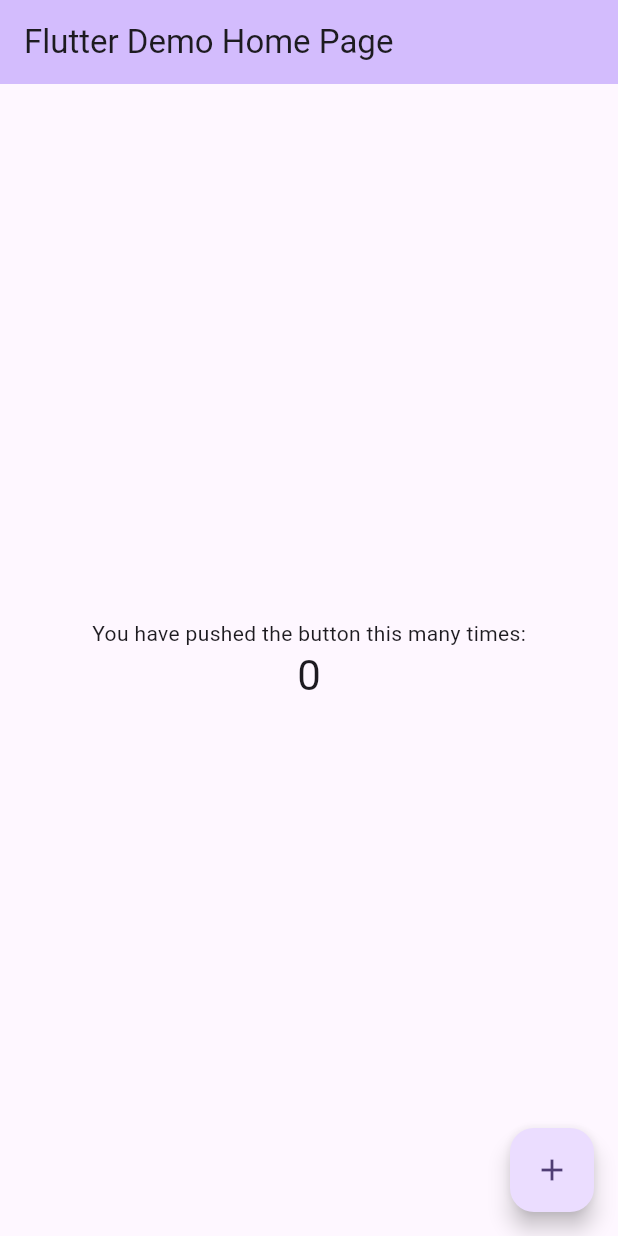
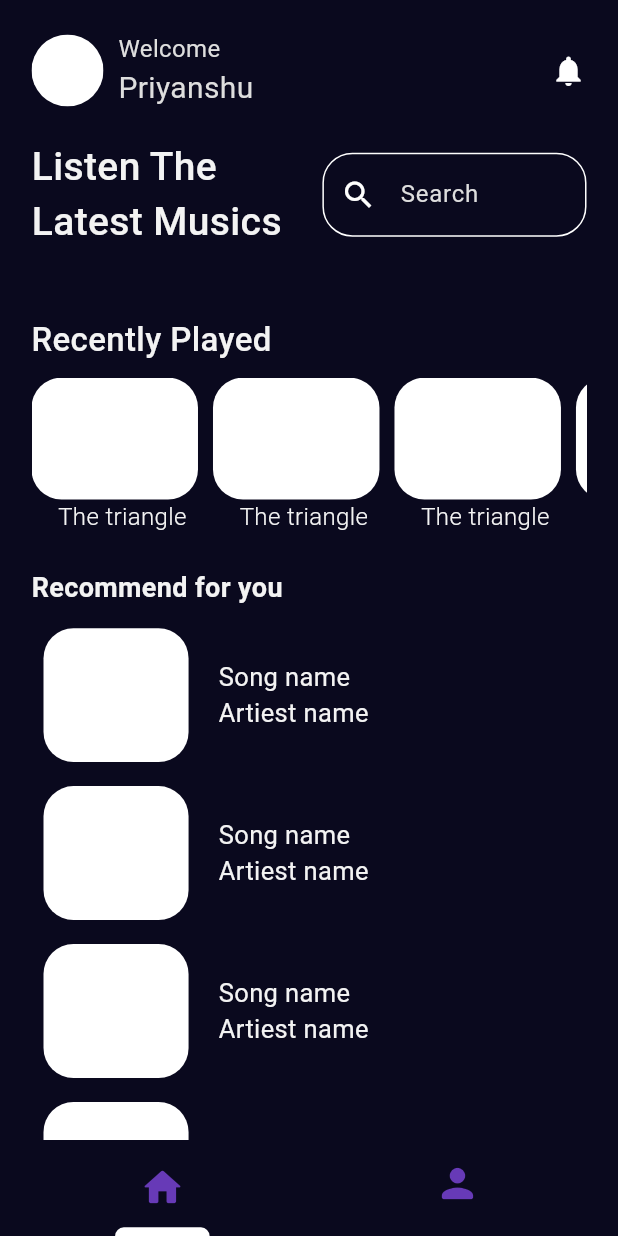
Before and after one commit to PS9757/music_app, a Flutter app: the screen it shows after launch, on a phone screen of 412 x 824 dp. Run offline on Flutter 3.47's test engine with Material 2 defaults, Android fonts, the phone set to English and light mode, and no system bars; our stand-ins replace firebase_auth, firebase_core; accounts and stored records are empty; Roboto replaces fonts that are missing (Nunito).

Commit message:
firebase reintegrated and home harded coded ui done

```diff
--- /dev/null
+++ b/lib/bottom_navbar.dart
@@ -0,0 +1,84 @@
+import 'package:flutter/cupertino.dart';
+import 'package:flutter/material.dart';
+import 'package:flutter/services.dart';
+
+import 'Src/Presentation/Views/Home/home.dart';
+import 'Src/Presentation/Views/Profile/profile.dart';
+
+class BottomNavBar extends StatefulWidget {
+  const BottomNavBar({Key? key}) : super(key: key);
+
+  @override
+  State<BottomNavBar> createState() => _BottomNavBarState();
+}
+
+class _BottomNavBarState extends State<BottomNavBar> {
+  var currentIndex = 0;
+  final List<Widget> screens = [
+    HomeScreenPage(),
+    ProfileScreen(),
+  ];
+
+  @override
+  Widget build(BuildContext context) {
+    Size size = MediaQuery.of(context).size;
+    return Scaffold(
+      backgroundColor: Color(0xff0A091E),
+        body: screens[currentIndex],
+        bottomNavigationBar: Container(
+          height: size.width * .155,
+          child: ListView.builder(
+            itemCount: 2,
+            scrollDirection: Axis.horizontal,
+            padding: EdgeInsets.symmetric(horizontal: size.width * .024),
+            itemBuilder: (context, index) => InkWell(
+              onTap: () {
+                setState(() {
+                  currentIndex = index;
+                });
+              },
+              splashColor: Colors.transparent,
+              highlightColor: Colors.transparent,
+              child: Padding(
+                padding:  EdgeInsets.symmetric(horizontal: size.width * .12),
+                child: Column(
+                  mainAxisAlignment: MainAxisAlignment.spaceBetween,
+                  children: [
+                    SizedBox(height: size.width * .014),
+                    Icon(listOfIcons[index],
+                        size: size.width * .076, color: Colors.deepPurple),
+                    AnimatedContainer(
+                      duration: Duration(milliseconds: 1500),
+                      curve: Curves.fastLinearToSlowEaseIn,
+                      margin: EdgeInsets.only(
+                        top: index == currentIndex ? 0 : size.width * .029,
+                        right: size.width * .0422,
+                        left: size.width * .0422,
+                      ),
+                      width: size.width * .153,
+                      height: index == currentIndex ? size.width * .014 : 0,
+                      decoration: BoxDecoration(
+                        color: Colors.white,
+                        borderRadius: BorderRadius.vertical(
+                          top: Radius.circular(20),
+                        ),
+                      ),
+                    ),
+                  ],
+                ),
+              ),
+            ),
+          ),
+        ));
+  }
+
+  List<IconData> listOfIcons = [
+    Icons.home_rounded,
+    Icons.person_rounded,
+  ];
+
+  List<String> listOfStrings = [
+    'Home',
+    'Account',
+  ];
+}
--- a/lib/main.dart
+++ b/lib/main.dart
@@ -1,5 +1,8 @@
+import 'package:firebase_auth/firebase_auth.dart';
 import 'package:firebase_core/firebase_core.dart';
 import 'package:flutter/material.dart';
+import 'package:music_app/Src/Presentation/Views/Authentication/signUp.dart';
+import 'package:music_app/bottom_navbar.dart';
 
 import 'firebase_options.dart';
 
@@ -18,6 +21,7 @@
   @override
   Widget build(BuildContext context) {
     return MaterialApp(
+      debugShowCheckedModeBanner: false,
       title: 'Flutter Demo',
       theme: ThemeData(
         // This is the theme of your application.
@@ -38,7 +42,7 @@
         colorScheme: ColorScheme.fromSeed(seedColor: Colors.deepPurple),
         useMaterial3: true,
       ),
-      home: const MyHomePage(title: 'Flutter Demo Home Page'),
+      home: BottomNavBar(),
     );
   }
 }
--- /dev/null
+++ b/lib/src/Presentation/Views/Authentication/otp_confirmation.dart
@@ -0,0 +1,43 @@
+import 'package:firebase_auth/firebase_auth.dart';
+import 'package:flutter/cupertino.dart';
+import 'package:flutter/material.dart';
+import 'package:music_app/bottom_navbar.dart';
+
+class OtpConfirm extends StatelessWidget {
+  String verificationId;
+
+  OtpConfirm({Key? key, required this.verificationId}) : super(key: key);
+  TextEditingController otpController = TextEditingController();
+  late PhoneAuthCredential phoneAuthCredential;
+
+  @override
+  Widget build(BuildContext context) {
+    return SafeArea(
+      child: Scaffold(
+        body: Column(
+          mainAxisAlignment: MainAxisAlignment.center,
+          children: [
+            TextField(
+              controller: otpController,
+              decoration: InputDecoration(hintText: "Enter OTP"),
+            ),
+            TextButton(
+                onPressed: () async {
+                  phoneAuthCredential = PhoneAuthProvider.credential(
+                      verificationId: verificationId,
+                      smsCode: otpController.text);
+                  await FirebaseAuth.instance
+                      .signInWithCredential(phoneAuthCredential);
+                  print("${FirebaseAuth.instance.currentUser!.uid}");
+                  Navigator.pushAndRemoveUntil(
+                      context,
+                      MaterialPageRoute(builder: (context) => BottomNavBar()),
+                      (route) => false);
+                },
+                child: Text("Verify OTP"))
+          ],
+        ),
+      ),
+    );
+  }
+}
--- /dev/null
+++ b/lib/src/Presentation/Views/Authentication/signUp.dart
@@ -0,0 +1,49 @@
+import 'package:firebase_auth/firebase_auth.dart';
+import 'package:flutter/cupertino.dart';
+import 'package:flutter/material.dart';
+
+import 'otp_confirmation.dart';
+
+class SignUp extends StatelessWidget {
+  SignUp({Key? key}) : super(key: key);
+  TextEditingController mobileNumberController = TextEditingController();
+
+  @override
+  Widget build(BuildContext context) {
+    return SafeArea(
+      child: Scaffold(
+        body: Column(
+          mainAxisAlignment: MainAxisAlignment.center,
+          children: [
+            TextField(
+              controller: mobileNumberController,
+              decoration: InputDecoration(hintText: "Mobile Number"),
+            ),
+            TextButton(
+                onPressed: () async{
+                  await FirebaseAuth.instance.verifyPhoneNumber(
+                    phoneNumber: '+91${mobileNumberController.text}',
+                    verificationCompleted: (PhoneAuthCredential credential) async {
+                      await FirebaseAuth.instance.signInWithCredential(credential);
+                    },
+                    verificationFailed: (FirebaseAuthException e) {
+                      if (e.code == 'invalid-phone-number') {
+                        print('The provided phone number is not valid.');
+                      }
+                    },
+                    codeSent: (String verificationId, int? resendToken) {
+                      Navigator.push(
+                          context,
+                          MaterialPageRoute(
+                              builder: (context) => OtpConfirm(verificationId: verificationId,)));
+                    },
+                    codeAutoRetrievalTimeout: (String verificationId) {},
+                  );
+                },
+                child: Text("Send OTP"))
+          ],
+        ),
+      ),
+    );
+  }
+}
--- /dev/null
+++ b/lib/src/Presentation/Views/Home/features/recently_played.dart
@@ -0,0 +1,44 @@
+import 'package:flutter/cupertino.dart';
+import 'package:flutter/material.dart';
+
+class RecentlyPlayed extends StatelessWidget {
+  const RecentlyPlayed({Key? key}) : super(key: key);
+
+  @override
+  Widget build(BuildContext context) {
+    Size size = MediaQuery.of(context).size;
+    return Scaffold(
+      backgroundColor: Color(0xff0A091E),
+      body: ListView.builder(
+          scrollDirection: Axis.horizontal,
+          physics: BouncingScrollPhysics(),
+          shrinkWrap: true,
+          itemCount: 10,
+          itemBuilder: (BuildContext context, int index) {
+            return Column(
+              children: [
+                Container(
+                  margin: EdgeInsets.only(right: 10),
+                  height: size.height/10.15,
+                  width: size.width/3.712,
+                  decoration: BoxDecoration(
+                    color: Colors.white,
+                    borderRadius: BorderRadius.circular(20),
+                  ),
+                ),
+                Text(
+                  "The triangle",
+                  style: const TextStyle(
+                    fontFamily: "Nunito",
+                    fontSize: 16,
+                    fontWeight: FontWeight.w300,
+                    color: Color(0xfff3f3f3),
+                  ),
+                  textAlign: TextAlign.center,
+                )
+              ],
+            );
+          }),
+    );
+  }
+}
--- /dev/null
+++ b/lib/src/Presentation/Views/Home/features/recommended.dart
@@ -0,0 +1,63 @@
+import 'package:flutter/cupertino.dart';
+import 'package:flutter/material.dart';
+
+class RecommendedSongs extends StatelessWidget {
+  const RecommendedSongs({Key? key}) : super(key: key);
+
+  @override
+  Widget build(BuildContext context) {
+    Size size = MediaQuery.of(context).size;
+    return Scaffold(
+      backgroundColor: Color(0xff0A091E),
+      body: ListView.builder(
+          physics: BouncingScrollPhysics(),
+          itemCount: 5,
+          shrinkWrap: true,
+          itemBuilder: (BuildContext context, int index) {
+            return Padding(
+              padding: const EdgeInsets.all(8.0),
+              child: Row(
+                children: [
+                  Container(
+                    margin: EdgeInsets.only(right: 20),
+                    height: size.height/9.227,
+                    width: size.width/4.26,
+                    decoration: BoxDecoration(
+                      color: Colors.white,
+                      borderRadius: BorderRadius.circular(20),
+                    ),
+                  ),
+                  Column(
+                    crossAxisAlignment: CrossAxisAlignment.start,
+                    children: [
+                      Text(
+                        "Song name",
+                        style: const TextStyle(
+                          fontFamily: "Nunito",
+                          fontSize: 17,
+                          fontWeight: FontWeight.w400,
+                          color: Color(0xfff3f3f3),
+                        ),
+                        maxLines: 1,
+                        textAlign: TextAlign.left,
+                      ),
+                      Text(
+                        "Artiest name",
+                        style: const TextStyle(
+                          fontFamily: "Nunito",
+                          fontSize: 17,
+                          fontWeight: FontWeight.w400,
+                          color: Color(0xfff3f3f3),
+                        ),
+                        maxLines: 1,
+                        textAlign: TextAlign.left,
+                      ),
+                    ],
+                  )
+                ],
+              ),
+            );
+          }),
+    );
+  }
+}
--- /dev/null
+++ b/lib/src/Presentation/Views/Home/home.dart
@@ -0,0 +1,169 @@
+import 'package:flutter/cupertino.dart';
+import 'package:flutter/material.dart';
+import 'package:music_app/Src/Presentation/Views/Home/features/recently_played.dart';
+
+import 'features/recommended.dart';
+
+class HomeScreenPage extends StatelessWidget {
+  const HomeScreenPage({Key? key}) : super(key: key);
+
+  @override
+  Widget build(BuildContext context) {
+    Size size = MediaQuery.of(context).size;
+    return Scaffold(
+        backgroundColor: Color(0xff0A091E),
+        body: SafeArea(
+          child: Padding(
+            padding: const EdgeInsets.only(left: 21.0, right: 21.0, top: 21.0),
+            child: Expanded(
+              child: SizedBox(
+                height: size.height,
+                child: Column(
+                  mainAxisSize: MainAxisSize.min,
+                  crossAxisAlignment: CrossAxisAlignment.start,
+                  children: [
+                    Row(
+                      mainAxisAlignment: MainAxisAlignment.spaceBetween,
+                      children: [
+                        Row(
+                          children: [
+                            ClipRRect(
+                              borderRadius: BorderRadius.all(Radius.circular(24)),
+                              child: Container(
+                                height: 48,
+                                width: 48,
+                                decoration: BoxDecoration(
+                                  // color: Color(0xff0A091E),
+                                  color: Colors.white,
+                                  borderRadius: BorderRadius.only(
+                                    bottomLeft: Radius.circular(20),
+                                    bottomRight: Radius.circular(20),
+                                  ),
+                                ),
+                              ),
+                            ),
+                            SizedBox(width: size.width * .024),
+                            Column(
+                              crossAxisAlignment: CrossAxisAlignment.start,
+                              mainAxisAlignment: MainAxisAlignment.spaceBetween,
+                              children: [
+                                Text(
+                                  "Welcome",
+                                  style: const TextStyle(
+                                    fontFamily: "Nunito",
+                                    fontSize: 16,
+                                    fontWeight: FontWeight.w400,
+                                    color: Color(0xffdedede),
+                                    height: 20 / 14,
+                                  ),
+                                  textAlign: TextAlign.center,
+                                ),
+                                Text(
+                                  "Priyanshu",
+                                  style: const TextStyle(
+                                    fontFamily: "Nunito",
+                                    fontSize: 20,
+                                    fontWeight: FontWeight.w400,
+                                    color: Color(0xffdedede),
+                                    height: 20 / 14,
+                                  ),
+                                  textAlign: TextAlign.center,
+                                ),
+                              ],
+                            ),
+                          ],
+                        ),
+                        Icon(Icons.notifications, color: Colors.white),
+                      ],
+                    ),
+                    SizedBox(height: size.height * .024),
+                    Row(
+                      mainAxisAlignment: MainAxisAlignment.spaceBetween,
+                      children: [
+                        SizedBox(
+                          width: size.width / 2.34,
+                          child: Text(
+                            "Listen The \nLatest Musics",
+                            style: const TextStyle(
+                              fontFamily: "Nunito",
+                              fontSize: 26,
+                              fontWeight: FontWeight.w500,
+                              color: Color(0xfff3f3f3),
+                            ),
+                            textAlign: TextAlign.left,
+                          ),
+                        ),
+                        SizedBox(
+                          width: size.width / 2.34,
+                          child: TextField(
+                            onTapOutside: (input) {
+                              FocusScope.of(context).unfocus();
+                            },
+                            style: TextStyle(
+                              fontFamily: "Nunito",
+                              fontSize: 16,
+                              fontWeight: FontWeight.w400,
+                              color: Color(0xffdedede),
+                            ),
+                            decoration: InputDecoration(
+                              hintText: "Search",
+                              hintStyle: TextStyle(
+                                fontFamily: "Nunito",
+                                fontSize: 16,
+                                fontWeight: FontWeight.w400,
+                                color: Color(0xffdedede),
+                              ),
+                              border: OutlineInputBorder(
+                                borderRadius: BorderRadius.circular(20),
+                              ),
+                              prefixIcon: Icon(Icons.search, color: Colors.white),
+                              enabledBorder: OutlineInputBorder(
+                                borderRadius: BorderRadius.circular(20),
+                                borderSide: BorderSide(color: Colors.white),
+                              ),
+                            ),
+                          ),
+                        ),
+                      ],
+                    ),
+                    SizedBox(height: 44),
+                    Text(
+                      "Recently Played",
+                      style: const TextStyle(
+                        fontFamily: "Nunito",
+                        fontSize: 22,
+                        fontWeight: FontWeight.w500,
+                        color: Color(0xfff3f3f3),
+                      ),
+                      textAlign: TextAlign.center,
+                    ),
+                    SizedBox(
+                      height: 10,
+                    ),
+                    SizedBox(
+                        height: size.height/8,
+                        child: RecentlyPlayed()),
+                    SizedBox(height: 28),
+                    Text(
+                      "Recommend for you",
+                      style: const TextStyle(
+                        fontFamily: "Nunito",
+                        fontSize: 18,
+                        fontWeight: FontWeight.w600,
+                        color: Color(0xfff3f3f3),
+                        height: 18 / 18,
+                      ),
+                      textAlign: TextAlign.left,
+                    ),
+                    SizedBox(
+                      height: 10,
+                    ),
+                    Expanded(child: RecommendedSongs())
+                  ],
+                ),
+              ),
+            ),
+          ),
+        ));
+  }
+}
--- /dev/null
+++ b/lib/src/Presentation/Views/Profile/profile.dart
@@ -0,0 +1,10 @@
+import 'package:flutter/cupertino.dart';
+
+class ProfileScreen extends StatelessWidget {
+  const ProfileScreen({Key? key}) : super(key: key);
+
+  @override
+  Widget build(BuildContext context) {
+    return const Placeholder();
+  }
+}
```
Also changed, not shown: lib/firebase_options.dart, 4 other files.
